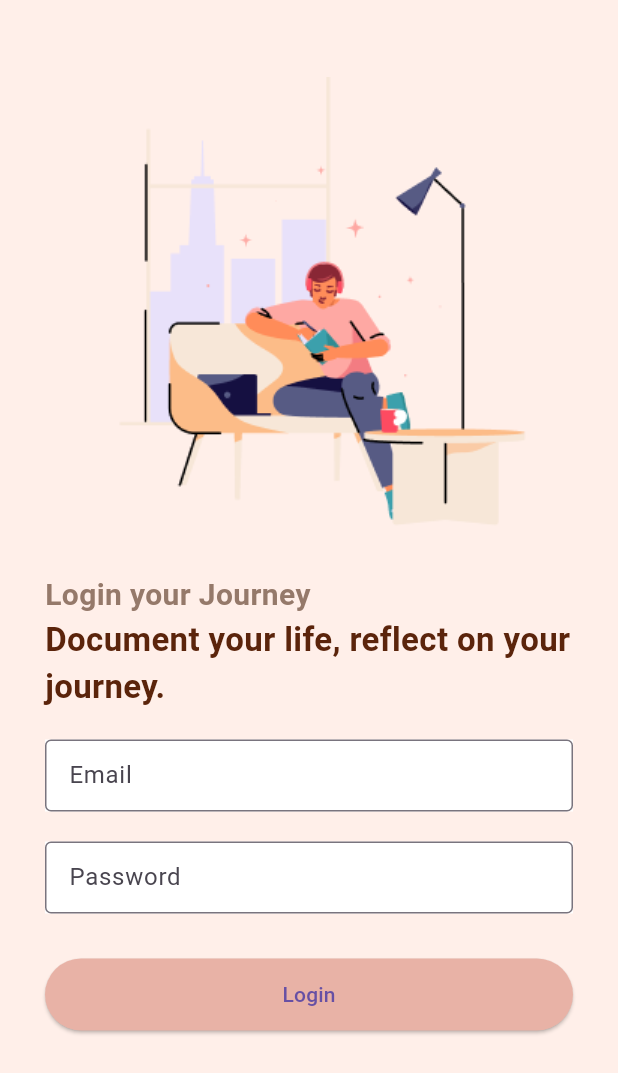
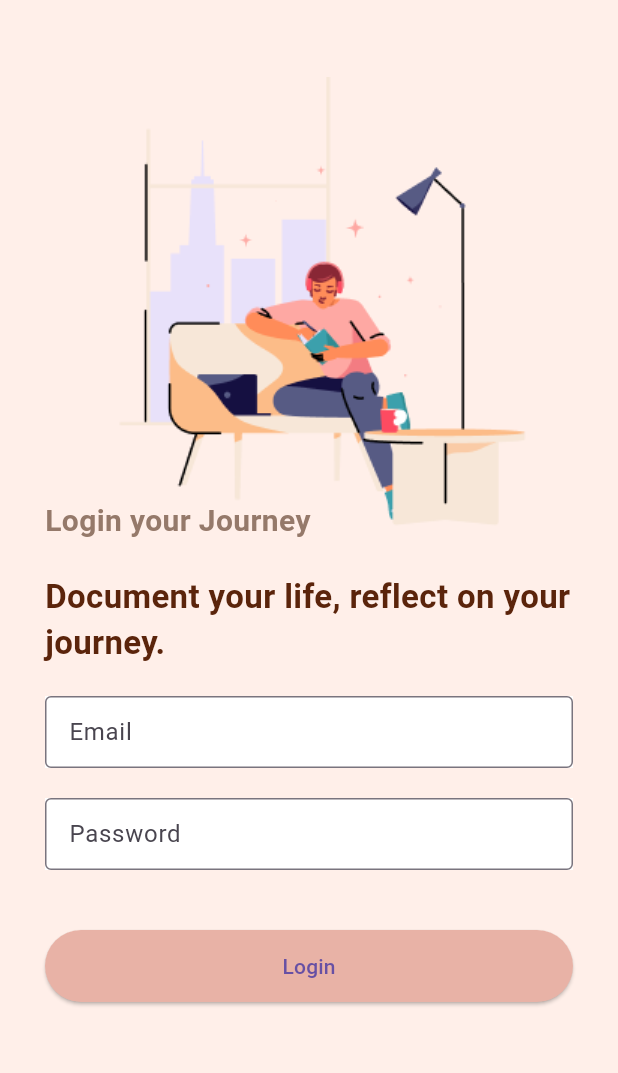
Before and after one commit to 2000kavinda/STORY360, a Flutter app: the screen it shows after launch, after a tap on "Login", on a phone screen of 412 x 824 dp. Shown: the top 1073 px of the screen. Run offline on Flutter 3.47's test engine with Material 3 defaults, Android fonts, the phone set to English and light mode, and no system bars; our stand-ins replace dio; network calls fail; Roboto replaces fonts that are missing (Nunito Sans).

Commit message:
project completed

```diff
--- a/lib/controller/logInCon.dart
+++ b/lib/controller/logInCon.dart
@@ -1,7 +1,9 @@
 import 'dart:convert';
 import 'package:dio/dio.dart';
+import 'package:flutter/material.dart';
+import 'package:story360/view/storyListing.dart';
 
-void login(String email, String password) async {
+void login(String email, String password, BuildContext context) async {
   final String url =
       'http://app360dev-001-site17.atempurl.com/api/Interview/SignIn';
 
@@ -10,13 +12,44 @@ void login(String email, String password) async {
     data: {'email': email, 'password': password},
   );
 
-  if (response.statusCode == 200) {
+  String status = response.data?['status'];
+
+  if (response.statusCode == 200 && status == 'Success') {
     // Successful response
-    print('Login successful!');
-    print('Response Data: ${response.data}');
+    String name = response.data?['content']?['firstName'] ?? 'DefaultName';
+
+    String profile =
+        response.data?['content']?['profilePicture'] ?? 'DefaultProfile';
+    int pid = response.data?['content']?['id'] ?? -1;
+
+    Navigator.push(
+      context,
+      MaterialPageRoute(
+          builder: (context) => StoryListing(
+                name: name,
+                profile: profile,
+                userId: pid,
+              )),
+    );
   } else {
     // Handle non-200 status code
-    print('Login failed. Status code: ${response.statusCode}');
-    print('Error message: ${response.data}');
+
+    showDialog(
+      context: context,
+      builder: (BuildContext context) {
+        return AlertDialog(
+          title: Text('Login Error'),
+          content: Text('Failed to log in. Please check your credentials.'),
+          actions: [
+            ElevatedButton(
+              onPressed: () {
+                Navigator.of(context).pop();
+              },
+              child: Text('OK'),
+            ),
+          ],
+        );
+      },
+    );
   }
 }
--- a/lib/main.dart
+++ b/lib/main.dart
@@ -1,5 +1,5 @@
 import 'package:flutter/material.dart';
-import 'package:story360/view/logIn.dart';
+import 'package:story360/view/splashScreen.dart';
 
 void main() {
   runApp(const MyApp());
@@ -11,7 +11,8 @@ class MyApp extends StatelessWidget {
   @override
   Widget build(BuildContext context) {
     return const MaterialApp(
-      home: LogIn(),
+      debugShowCheckedModeBanner: false,
+      home: Splash(),
     );
   }
 }
--- /dev/null
+++ b/lib/model/storyMod.dart
@@ -0,0 +1,6 @@
+class Story {
+  final String title;
+  final String description;
+
+  Story({required this.title, required this.description});
+}
--- a/lib/view/logIn.dart
+++ b/lib/view/logIn.dart
@@ -23,11 +23,17 @@ class _LogInState extends State<LogIn> {
             mainAxisAlignment: MainAxisAlignment.center,
             crossAxisAlignment: CrossAxisAlignment.start,
             children: [
+              Stack(
+                children: [
                   Image(
                     image: AssetImage('assets/login.png'),
                     width: double.infinity,
                   ),
-              Text(
+                  Positioned(
+                    bottom: 20.0,
+                    left: 0,
+                    right: 0,
+                    child: Text(
                       "Login your Journey",
                       style: TextStyle(
                         fontFamily: 'Nunito Sans',
@@ -35,6 +41,9 @@ class _LogInState extends State<LogIn> {
                         fontWeight: FontWeight.bold,
                         color: Color(0xFF95796A),
                       ),
+                    ),
+                  ),
+                ],
               ),
               Text(
                 "Document your life, reflect on your journey.",
@@ -71,6 +80,7 @@ class _LogInState extends State<LogIn> {
                 ),
                 child: TextField(
                   controller: passwordController,
+                  obscureText: true,
                   decoration: InputDecoration(
                     labelText: 'Password',
                     border: OutlineInputBorder(),
@@ -78,14 +88,17 @@ class _LogInState extends State<LogIn> {
                 ),
               ),
               SizedBox(
-                height: 30.0,
+                height: 40.0,
               ),
               Container(
                   width: double.infinity,
                   height: 48.0,
                   child: ElevatedButton(
                       onPressed: () {
-                        login(emailController.text, passwordController.text);
+                        login(emailController.text, passwordController.text,
+                            context);
+                        emailController.clear();
+                        passwordController.clear();
                       },
                       style: ButtonStyle(
                         backgroundColor: MaterialStateProperty.all<Color>(
--- /dev/null
+++ b/lib/view/splashScreen.dart
@@ -0,0 +1,85 @@
+import 'dart:io';
+import 'package:flutter/cupertino.dart';
+import 'package:flutter/material.dart';
+import 'package:story360/view/logIn.dart';
+
+class Splash extends StatefulWidget {
+  const Splash({super.key});
+
+  @override
+  State<Splash> createState() => _SplashState();
+}
+
+class _SplashState extends State<Splash> {
+  @override
+  void initState() {
+    super.initState();
+
+    Future.delayed(const Duration(seconds: 3), () {
+      Navigator.pushReplacement(
+          context, MaterialPageRoute(builder: (context) => LogIn()));
+    });
+  }
+
+  @override
+  Widget build(BuildContext context) {
+    return Scaffold(
+      backgroundColor: Color(0xFFFFEFE9),
+      body: Padding(
+        padding: EdgeInsets.all(30),
+        child: SingleChildScrollView(
+          child: Column(
+            mainAxisAlignment: MainAxisAlignment.center,
+            crossAxisAlignment: CrossAxisAlignment.start,
+            children: [
+              SizedBox(
+                height: 60.0,
+              ),
+              Image(
+                image: AssetImage('assets/logo.png'),
+                height: 267.0,
+                width: double.infinity,
+              ),
+              SizedBox(
+                height: 30.0,
+              ),
+              Text(
+                "🙂The Journey",
+                style: TextStyle(
+                  fontFamily: 'Nunito Sans',
+                  fontSize: 20.0,
+                  fontWeight: FontWeight.bold,
+                  color: Color(0xFF95796A),
+                ),
+              ),
+              SizedBox(
+                height: 15.0,
+              ),
+              Text(
+                "Document your life, reflect on your journey.",
+                style: TextStyle(
+                  fontFamily: 'Nunito Sans',
+                  fontSize: 22.0,
+                  fontWeight: FontWeight.bold,
+                  color: Color(0xFF5B240B),
+                ),
+              ),
+              const SizedBox(
+                height: 40,
+              ),
+              Center(
+                child: Platform.isIOS
+                    ? const CupertinoActivityIndicator(
+                        radius: 20,
+                      )
+                    : const CircularProgressIndicator(
+                        color: Colors.black,
+                      ),
+              ),
+            ],
+          ),
+        ),
+      ),
+    );
+  }
+}
--- a/pubspec.yaml
+++ b/pubspec.yaml
@@ -36,6 +36,7 @@ dependencies:
   # Use with the CupertinoIcons class for iOS style icons.
   cupertino_icons: ^1.0.2
   dio: ^5.4.0
+  intl: ^0.19.0
 
 
 
```
Also changed, not shown: lib/view/storyListing.dart (added, +377 -0 lines), lib/view/widget/card.dart (added, +57 -0 lines), lib/view/widget/tdCard.dart (added, +57 -0 lines), assets/logo.png (added), pubspec.lock. Lines whose indentation alone changed are shown as unchanged.
